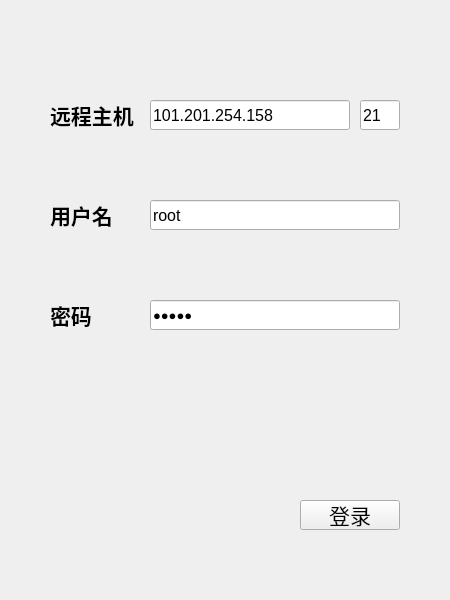
This is login.ui in Eldil12/FTP_client as Qt 5 draws it before an edit. The edited form follows.
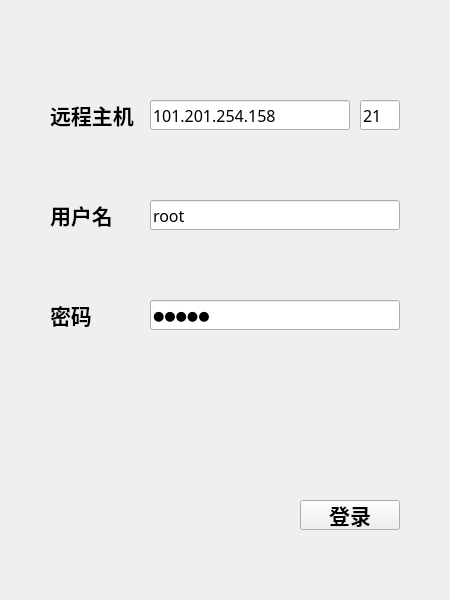
This is the edited form.

Patch:
```diff
--- a/login.ui
+++ b/login.ui
@@ -27,7 +27,7 @@
    </property>
    <property name="font">
     <font>
-     <family>等线</family>
+     <family>楷体</family>
      <pointsize>16</pointsize>
      <weight>75</weight>
      <italic>false</italic>
@@ -53,7 +53,7 @@
    </property>
    <property name="font">
     <font>
-     <family>Arial</family>
+     <family>Fira Code</family>
      <pointsize>12</pointsize>
      <weight>50</weight>
      <bold>false</bold>
@@ -80,7 +80,7 @@
    </property>
    <property name="font">
     <font>
-     <family>等线</family>
+     <family>楷体</family>
      <pointsize>16</pointsize>
      <weight>75</weight>
      <italic>false</italic>
@@ -106,7 +106,7 @@
    </property>
    <property name="font">
     <font>
-     <family>Arial</family>
+     <family>Fira Code</family>
      <pointsize>10</pointsize>
     </font>
    </property>
@@ -134,11 +134,11 @@
    </property>
    <property name="font">
     <font>
-     <family>等线</family>
+     <family>楷体</family>
      <pointsize>16</pointsize>
-     <weight>50</weight>
+     <weight>75</weight>
      <italic>false</italic>
-     <bold>false</bold>
+     <bold>true</bold>
      <stylestrategy>PreferAntialias</stylestrategy>
     </font>
    </property>
@@ -163,7 +163,7 @@
    </property>
    <property name="font">
     <font>
-     <family>等线</family>
+     <family>楷体</family>
      <pointsize>16</pointsize>
      <weight>75</weight>
      <italic>false</italic>
@@ -189,7 +189,7 @@
    </property>
    <property name="font">
     <font>
-     <family>Arial</family>
+     <family>Fira Code</family>
      <pointsize>12</pointsize>
      <weight>50</weight>
      <bold>false</bold>
@@ -213,7 +213,7 @@
    </property>
    <property name="font">
     <font>
-     <family>Arial</family>
+     <family>Fira Code</family>
      <pointsize>12</pointsize>
      <weight>50</weight>
      <bold>false</bold>
```
